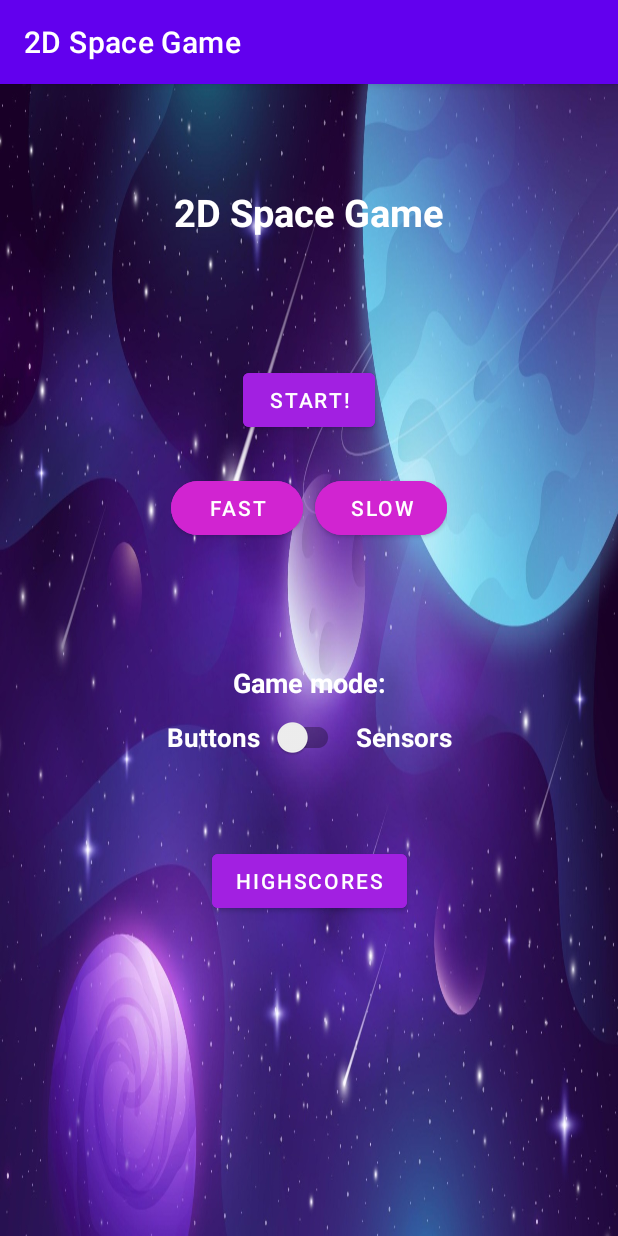
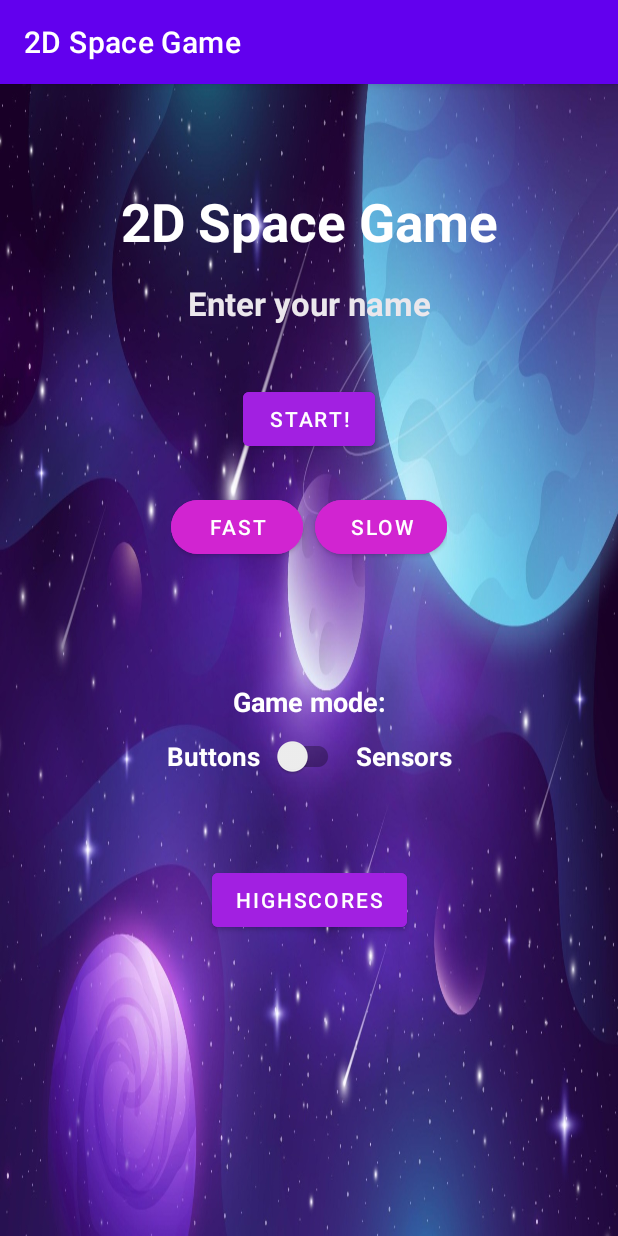
Before and after one commit to Kapaznik/2D-space-game, an Android app: the screen it shows after launch (ManuActivity), on a phone screen of 412 x 824 dp. Run offline under Robolectric (Android 15) with nearby library versions, the phone set to English and light mode, and no system bars.

Commit message:
Added name at manu

```diff
--- a/app/src/main/java/com/example/a2dspacegame/activities/GameActivity.java
+++ b/app/src/main/java/com/example/a2dspacegame/activities/GameActivity.java
@@ -1,5 +1,4 @@
 package com.example.a2dspacegame.activities;
-
 
 import androidx.appcompat.app.AppCompatActivity;
 //import static com.example.a2dspacegame.activities.ManuActivity.GAME_MODE;
@@ -21,6 +20,7 @@ import android.hardware.SensorEventListener;
 import android.widget.Toast;
 
 import com.example.a2dspacegame.R;
+import com.example.a2dspacegame.activities.GameUtils;
 
 import java.util.Random;
 import java.util.Timer;
@@ -53,7 +53,7 @@ public class GameActivity extends AppCompatActivity {
     public static int lifeCounter = 3;
     private static int score = 0;
 
-    private static int DELAY = 500;
+    private static int DELAY = 100;
 
     public int clock = 0;
 
@@ -141,9 +141,9 @@ public class GameActivity extends AppCompatActivity {
         // Retrieve speed from intent and set the delay accordingly
         String speed = getIntent().getStringExtra("SPEED");
         if (speed != null && speed.equals("FAST")) {
-            DELAY = 500;
+            DELAY = 100;
         } else if (speed != null && speed.equals("SLOW")) {
-            DELAY = 1000;
+            DELAY = 100;
         }
     }
 
@@ -314,8 +314,8 @@ public class GameActivity extends AppCompatActivity {
         checkHit(0);
     }
 
-        private void checkHit(int move)
-        {
+    private void checkHit(int move)
+    {
         if (AlienView[ROWS-1][spacePos].getVisibility() == View.VISIBLE
                 && playerView[spacePos].getVisibility() == View.VISIBLE) {
             AlienView[ROWS-1][spacePos].setVisibility(View.INVISIBLE);
--- a/app/src/main/java/com/example/a2dspacegame/activities/ManuActivity.java
+++ b/app/src/main/java/com/example/a2dspacegame/activities/ManuActivity.java
@@ -1,6 +1,7 @@
 package com.example.a2dspacegame.activities;
 
 import androidx.appcompat.app.AppCompatActivity;
+import androidx.appcompat.widget.AppCompatEditText;
 import androidx.constraintlayout.widget.ConstraintLayout;
 import androidx.core.content.ContextCompat;
 
@@ -13,6 +14,7 @@ import android.widget.TextView;
 import com.example.a2dspacegame.R;
 import com.google.android.material.button.MaterialButton;
 import com.google.android.material.switchmaterial.SwitchMaterial;
+import com.google.android.material.textfield.TextInputEditText;
 import com.google.android.material.textview.MaterialTextView;
 
 public class ManuActivity extends AppCompatActivity {
@@ -25,6 +27,8 @@ public class ManuActivity extends AppCompatActivity {
 
     private boolean isFastButtonClicked = false;
     private boolean isSlowButtonClicked = false;
+
+    private TextInputEditText name;
 
     @Override
     protected void onCreate(Bundle savedInstanceState) {
@@ -43,6 +47,8 @@ public class ManuActivity extends AppCompatActivity {
         speedOptionsLinearLayout = findViewById(R.id.main_LL_speedOptions);
         gameModeOptionsLinearLayout = findViewById(R.id.main_LL_gameModeOptions);
         highScores = findViewById(R.id.main_BTN_highScores);
+        name = findViewById(R.id.list_ET_name);
+
 
         // Set the background of the layout
         ConstraintLayout layout = findViewById(R.id.manu_activity);
--- a/app/src/main/res/layout/activity_manu.xml
+++ b/app/src/main/res/layout/activity_manu.xml
@@ -1,5 +1,6 @@
 <?xml version="1.0" encoding="utf-8"?>
-<androidx.constraintlayout.widget.ConstraintLayout xmlns:android="http://schemas.android.com/apk/res/android"
+<androidx.constraintlayout.widget.ConstraintLayout
+    xmlns:android="http://schemas.android.com/apk/res/android"
     xmlns:tools="http://schemas.android.com/tools"
     android:id="@+id/manu_activity"
     android:layout_width="match_parent"
@@ -16,12 +17,28 @@
         android:text="@string/welcome_txt"
         android:textAlignment="center"
         android:textColor="@color/white"
-        android:textSize="25sp"
+        android:textSize="35sp"
         android:textStyle="bold"
         app:layout_constraintEnd_toEndOf="parent"
         app:layout_constraintHorizontal_bias="0.0"
         app:layout_constraintStart_toStartOf="parent"
         app:layout_constraintTop_toTopOf="parent" />
+
+    <com.google.android.material.textfield.TextInputEditText
+        android:id="@+id/list_ET_name"
+        android:layout_width="0dp"
+        android:layout_height="wrap_content"
+        android:layout_marginTop="16dp"
+        android:background="@color/transparent"
+        android:gravity="center"
+        android:hint="@string/name"
+        android:textColor="@color/white"
+        android:textColorHint="#EBE7EC"
+        android:textSize="22sp"
+        android:textStyle="bold"
+        app:layout_constraintEnd_toEndOf="@id/main_ET_welcome"
+        app:layout_constraintStart_toStartOf="@id/main_ET_welcome"
+        app:layout_constraintTop_toBottomOf="@id/main_ET_welcome" />
 
     <com.google.android.material.button.MaterialButton
         android:id="@+id/main_BTN_startGame"
@@ -35,6 +52,7 @@
         app:layout_constraintHorizontal_bias="0.5"
         app:layout_constraintStart_toStartOf="parent"
         app:layout_constraintTop_toBottomOf="@+id/main_ET_welcome" />
+
 
     <LinearLayout
         android:id="@+id/main_LL_speedOptions"
--- a/app/src/main/res/values/colors.xml
+++ b/app/src/main/res/values/colors.xml
@@ -7,7 +7,7 @@
     <color name="teal_700">#FF018786</color>
     <color name="black">#FF000000</color>
     <color name="white">#FFFFFFFF</color>
-    <color name="transparent">#80000000</color>
+    <color name="transparent">@android:color/transparent</color>
     <color name="button_purple">#A220E1</color>
     <color name="button_pink">#d124d1</color>
 </resources>
--- a/app/src/main/res/values/strings.xml
+++ b/app/src/main/res/values/strings.xml
@@ -11,6 +11,7 @@
     <string name="sensors_txt">Sensors</string>
     <string name="mode_txt">Game mode:</string>
     <string name="high_scores_txt">Highscores</string>
+    <string name="name">Enter your name</string>
 
 
 </resources>
```
